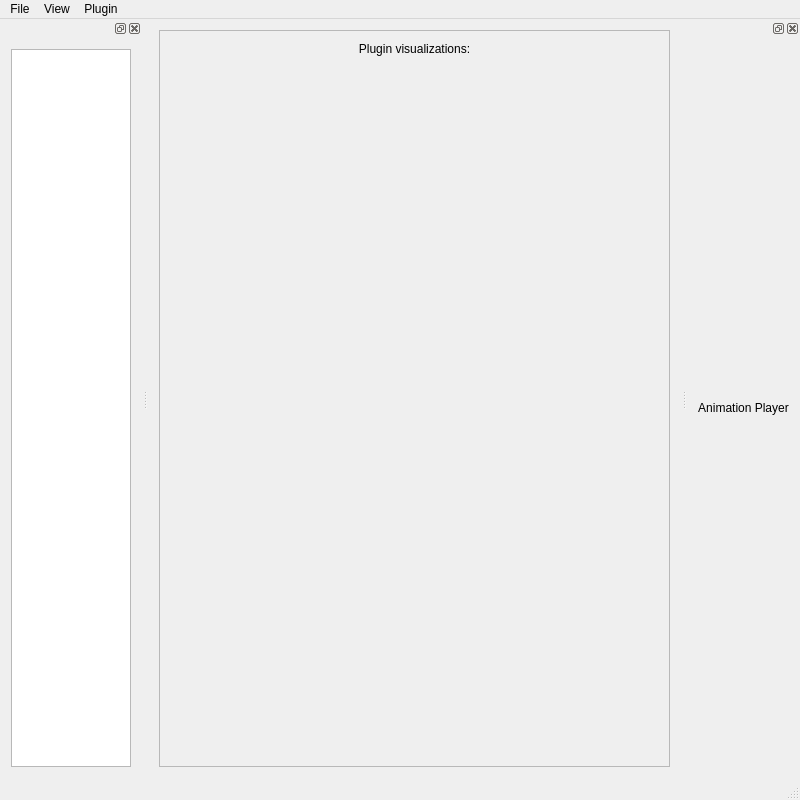
Above: MoCapSim/TestApp/mainwindow.ui from kaajo/MocapClassification before the change. Below: the same form after it.
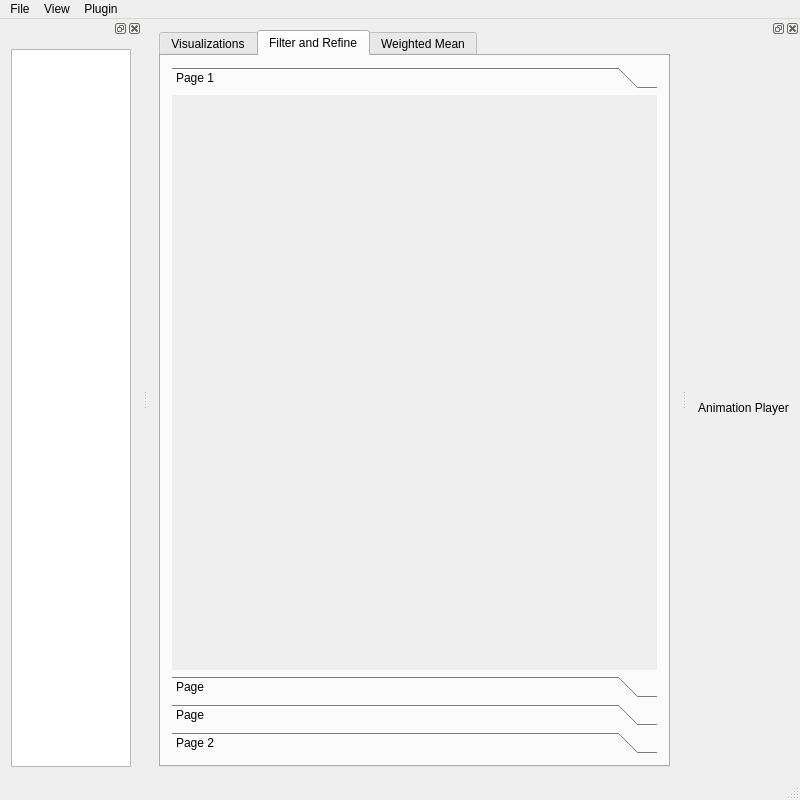
That is the form after the change. The open tabs and pages were chosen to show the change.

Commit message: Fixed ResultVisualization graph

Diff of the .ui file:
```diff
--- a/MoCapSim/TestApp/mainwindow.ui
+++ b/MoCapSim/TestApp/mainwindow.ui
@@ -26,9 +26,37 @@
    <string>MainWindow</string>
   </property>
   <widget class="QWidget" name="centralWidget">
-   <layout class="QHBoxLayout" name="horizontalLayout">
+   <layout class="QVBoxLayout" name="verticalLayout_6">
+    <item>
+     <widget class="QTabWidget" name="tabWidget">
+      <property name="currentIndex">
+       <number>2</number>
+      </property>
+      <widget class="QWidget" name="tabVis">
+       <attribute name="title">
+        <string>Visualizations</string>
+       </attribute>
+       <layout class="QVBoxLayout" name="verticalLayout_4">
+        <property name="spacing">
+         <number>0</number>
+        </property>
+        <property name="leftMargin">
+         <number>0</number>
+        </property>
+        <property name="topMargin">
+         <number>0</number>
+        </property>
+        <property name="rightMargin">
+         <number>0</number>
+        </property>
+        <property name="bottomMargin">
+         <number>0</number>
+        </property>
     <item>
      <widget class="QScrollArea" name="scrollArea">
+          <property name="lineWidth">
+           <number>0</number>
+          </property>
       <property name="sizeAdjustPolicy">
        <enum>QAbstractScrollArea::AdjustToContents</enum>
       </property>
@@ -40,8 +68,8 @@
         <rect>
          <x>0</x>
          <y>0</y>
-         <width>525</width>
-         <height>736</height>
+             <width>521</width>
+             <height>705</height>
         </rect>
        </property>
        <property name="sizePolicy">
@@ -69,30 +97,84 @@
         <property name="bottomMargin">
          <number>3</number>
         </property>
+           </layout>
+          </widget>
+         </widget>
+        </item>
+       </layout>
+      </widget>
+      <widget class="QWidget" name="tabComp">
+       <attribute name="title">
+        <string>Filter and Refine</string>
+       </attribute>
+       <layout class="QVBoxLayout" name="verticalLayout_5">
         <item>
-         <widget class="QLabel" name="label_2">
-          <property name="sizePolicy">
-           <sizepolicy hsizetype="Preferred" vsizetype="Minimum">
-            <horstretch>0</horstretch>
-            <verstretch>0</verstretch>
-           </sizepolicy>
+         <widget class="QToolBox" name="toolBox">
+          <property name="currentIndex">
+           <number>0</number>
           </property>
-          <property name="maximumSize">
-           <size>
-            <width>16777215</width>
+          <widget class="QWidget" name="page">
+           <property name="geometry">
+            <rect>
+             <x>0</x>
+             <y>0</y>
+             <width>505</width>
+             <height>565</height>
+            </rect>
+           </property>
+           <attribute name="label">
+            <string>Page 1</string>
+           </attribute>
+          </widget>
+          <widget class="QWidget" name="page_3">
+           <property name="geometry">
+            <rect>
+             <x>0</x>
+             <y>0</y>
+             <width>100</width>
             <height>30</height>
-           </size>
-          </property>
-          <property name="text">
-           <string>Plugin visualizations:</string>
-          </property>
-          <property name="alignment">
-           <set>Qt::AlignCenter</set>
-          </property>
+            </rect>
+           </property>
+           <attribute name="label">
+            <string>Page</string>
+           </attribute>
+          </widget>
+          <widget class="QWidget" name="page_4">
+           <property name="geometry">
+            <rect>
+             <x>0</x>
+             <y>0</y>
+             <width>100</width>
+             <height>30</height>
+            </rect>
+           </property>
+           <attribute name="label">
+            <string>Page</string>
+           </attribute>
+          </widget>
+          <widget class="QWidget" name="page_2">
+           <property name="geometry">
+            <rect>
+             <x>0</x>
+             <y>0</y>
+             <width>100</width>
+             <height>30</height>
+            </rect>
+           </property>
+           <attribute name="label">
+            <string>Page 2</string>
+           </attribute>
+          </widget>
          </widget>
         </item>
        </layout>
       </widget>
+      <widget class="QWidget" name="WeightedMeanTab">
+       <attribute name="title">
+        <string>Weighted Mean</string>
+       </attribute>
+       <layout class="QVBoxLayout" name="verticalLayout_7"/>
+      </widget>
      </widget>
     </item>
    </layout>
@@ -162,6 +244,12 @@
     <layout class="QVBoxLayout" name="verticalLayout_3">
      <item>
       <widget class="QLabel" name="label">
+       <property name="maximumSize">
+        <size>
+         <width>16777215</width>
+         <height>50</height>
+        </size>
+       </property>
        <property name="text">
         <string>Animation Player</string>
        </property>
```
Left out of the diff: 2 changed lines with no effect on the pictures. Lines whose indentation alone changed are shown as unchanged. The commit also changes 20 other files.
